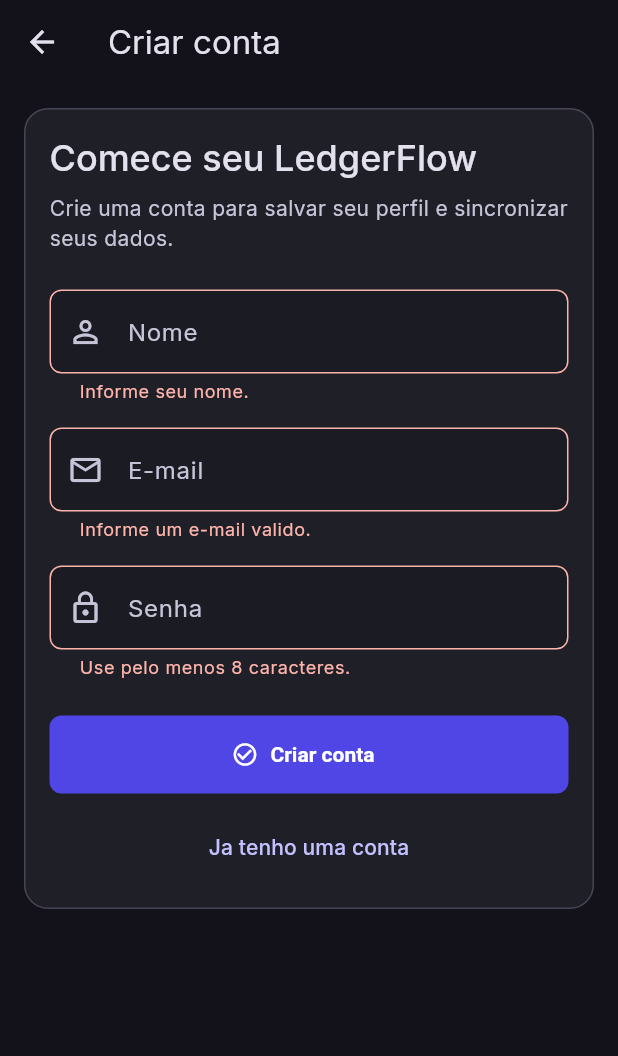
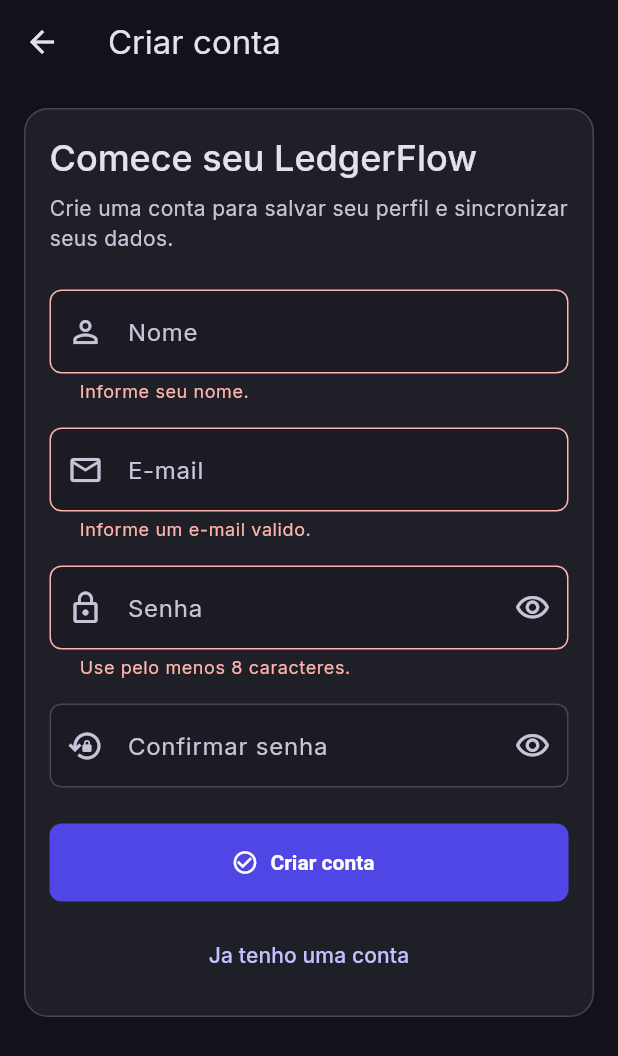
Before and after one commit to lcamargo82/app-ledgerflow, a Flutter app: the SignupScreen screen opened by its route, after a tap on "Criar conta", on a phone screen of 412 x 824 dp. Shown: the top 1056 px of the screen. Run offline on Flutter 3.47's test engine with Material 3 defaults, Android fonts, the phone set to English and light mode, and no system bars; our stand-ins replace dio, fl_chart, flutter_riverpod, flutter_secure_storage, go_router, google_fonts; accounts and stored records are empty.

Commit message:
fix: send signup password confirmation

```diff
--- a/lib/src/features/auth/data/auth_api.dart
+++ b/lib/src/features/auth/data/auth_api.dart
@@ -26,10 +26,16 @@
     required String name,
     required String email,
     required String password,
+    required String passwordConfirmation,
   }) async {
     final response = await _dio.post<Map<String, dynamic>>(
       '/auth/signup',
-      data: {'name': name, 'email': email, 'password': password},
+      data: {
+        'name': name,
+        'email': email,
+        'password': password,
+        'passwordConfirmation': passwordConfirmation,
+      },
     );
 
     return AuthResponseDto.fromJson(response.data ?? {});
--- a/lib/src/features/auth/data/auth_repository.dart
+++ b/lib/src/features/auth/data/auth_repository.dart
@@ -74,12 +74,14 @@
     required String name,
     required String email,
     required String password,
+    required String passwordConfirmation,
   }) async {
     try {
       final response = await api.signup(
         name: name,
         email: email,
         password: password,
+        passwordConfirmation: passwordConfirmation,
       );
       await storage.save(response.tokens);
       final me = await api.me();
--- a/lib/src/features/auth/presentation/controllers/auth_controller.dart
+++ b/lib/src/features/auth/presentation/controllers/auth_controller.dart
@@ -68,12 +68,14 @@
     required String name,
     required String email,
     required String password,
+    required String passwordConfirmation,
   }) async {
     return _run(() async {
       final session = await _repository.signup(
         name: name.trim(),
         email: email.trim().toLowerCase(),
         password: password,
+        passwordConfirmation: passwordConfirmation,
       );
       _me = session.me;
       _profile = session.user;
--- a/lib/src/features/auth/presentation/signup_screen.dart
+++ b/lib/src/features/auth/presentation/signup_screen.dart
@@ -17,12 +17,16 @@
   final _nameController = TextEditingController();
   final _emailController = TextEditingController();
   final _passwordController = TextEditingController();
+  final _passwordConfirmationController = TextEditingController();
+  bool _hidePassword = true;
+  bool _hidePasswordConfirmation = true;
 
   @override
   void dispose() {
     _nameController.dispose();
     _emailController.dispose();
     _passwordController.dispose();
+    _passwordConfirmationController.dispose();
     super.dispose();
   }
 
@@ -80,11 +84,51 @@
                       const SizedBox(height: 16),
                       TextFormField(
                         controller: _passwordController,
-                        obscureText: true,
+                        obscureText: _hidePassword,
                         validator: _requiredPassword,
                         decoration: InputDecoration(
                           labelText: 'Senha',
+                          helperText: 'Use maiuscula, minuscula e numero.',
                           prefixIcon: Icon(Icons.lock_outline),
+                          suffixIcon: IconButton(
+                            tooltip: _hidePassword
+                                ? 'Mostrar senha'
+                                : 'Ocultar senha',
+                            onPressed: () {
+                              setState(() => _hidePassword = !_hidePassword);
+                            },
+                            icon: Icon(
+                              _hidePassword
+                                  ? Icons.visibility_outlined
+                                  : Icons.visibility_off_outlined,
+                            ),
+                          ),
+                        ),
+                      ),
+                      const SizedBox(height: 16),
+                      TextFormField(
+                        controller: _passwordConfirmationController,
+                        obscureText: _hidePasswordConfirmation,
+                        validator: _requiredPasswordConfirmation,
+                        decoration: InputDecoration(
+                          labelText: 'Confirmar senha',
+                          prefixIcon: Icon(Icons.lock_reset_outlined),
+                          suffixIcon: IconButton(
+                            tooltip: _hidePasswordConfirmation
+                                ? 'Mostrar senha'
+                                : 'Ocultar senha',
+                            onPressed: () {
+                              setState(
+                                () => _hidePasswordConfirmation =
+                                    !_hidePasswordConfirmation,
+                              );
+                            },
+                            icon: Icon(
+                              _hidePasswordConfirmation
+                                  ? Icons.visibility_outlined
+                                  : Icons.visibility_off_outlined,
+                            ),
+                          ),
                         ),
                       ),
                       const SizedBox(height: 24),
@@ -135,8 +179,25 @@
   }
 
   String? _requiredPassword(String? value) {
-    if ((value ?? '').length < 8) {
+    final password = value ?? '';
+    final hasLowercase = RegExp('[a-z]').hasMatch(password);
+    final hasUppercase = RegExp('[A-Z]').hasMatch(password);
+    final hasNumber = RegExp(r'\d').hasMatch(password);
+
+    if (password.length < 8) {
       return 'Use pelo menos 8 caracteres.';
+    }
+
+    if (!hasLowercase || !hasUppercase || !hasNumber) {
+      return 'Use letra maiuscula, minuscula e numero.';
+    }
+
+    return null;
+  }
+
+  String? _requiredPasswordConfirmation(String? value) {
+    if (value != _passwordController.text) {
+      return 'As senhas precisam ser iguais.';
     }
 
     return null;
@@ -153,6 +214,7 @@
           name: _nameController.text,
           email: _emailController.text,
           password: _passwordController.text,
+          passwordConfirmation: _passwordConfirmationController.text,
         );
 
     if (!mounted || success) {
```
